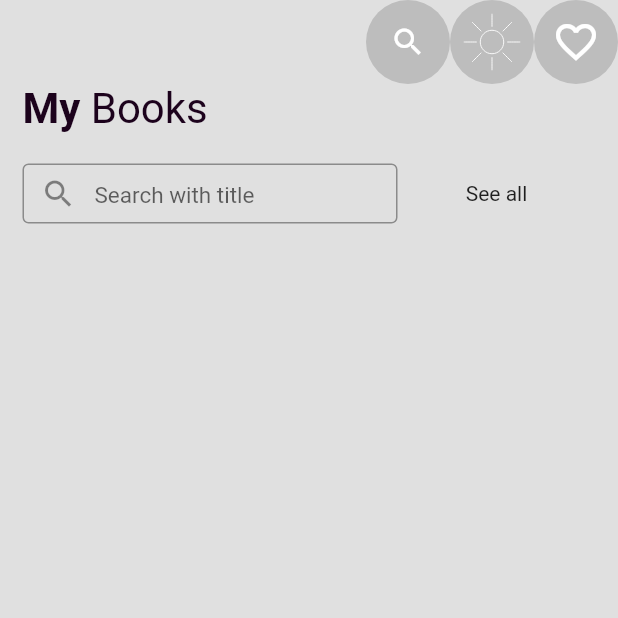
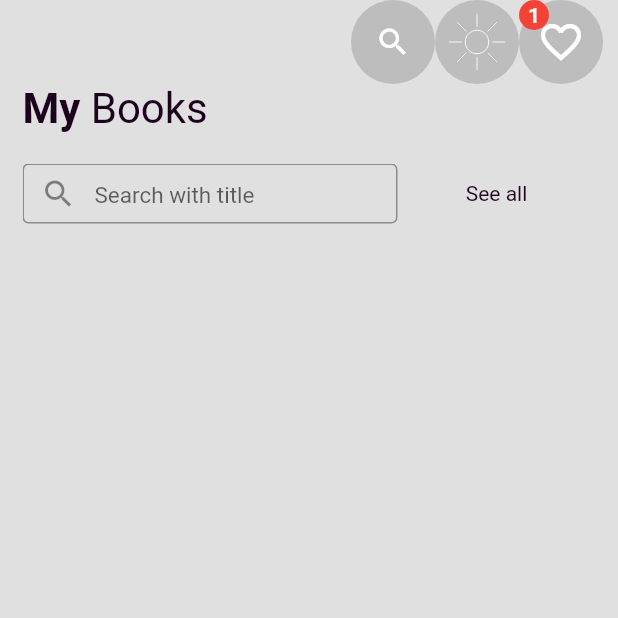
Before and after one commit to volkaankarakus/Destech-Study-Case, a Flutter app: the screen it shows after launch, after a tap on the "search" icon, on a phone screen of 412 x 824 dp, the top half of it. Run offline on Flutter 3.47's test engine with Material 2 defaults, Android fonts, the phone set to English and light mode, and no system bars; our stand-ins replace bloc, dio, equatable, flutter_bloc, google_fonts, like_button and 1 more; network calls fail.

Commit message:
theme change and add to fav issue
it doesn't give an error in Cubit functions for both cases. but when using these functions "this expression has a type of 'void' so its value can't be used." error

```diff
--- a/destech_study_case/lib/fakeapi_resource/view/home_view.dart
+++ b/destech_study_case/lib/fakeapi_resource/view/home_view.dart
@@ -1,6 +1,5 @@
 import 'package:destech_study_case/fakeapi_resource/view_model/cubit/fake_api_cubit.dart';
 import 'package:destech_study_case/fakeapi_resource/view_model/cubit/theme_cubit.dart';
-import 'package:destech_study_case/fakeapi_resource/view_model/home_view_model.dart';
 import 'package:destech_study_case/product/constant/duration_items.dart';
 import 'package:destech_study_case/product/constant/k_items.dart';
 import 'package:destech_study_case/product/constant/lottie_items.dart';
@@ -23,7 +22,7 @@ class HomeView extends StatefulWidget {
   State<HomeView> createState() => _HomeViewState();
 }
 
-class _HomeViewState extends HomeViewModel with TickerProviderStateMixin {
+class _HomeViewState extends State<HomeView> with TickerProviderStateMixin {
   late AnimationController controller;
   bool isLight = true;
 
@@ -42,19 +41,14 @@ class _HomeViewState extends HomeViewModel with TickerProviderStateMixin {
             appBar: AppBar(
               //title: ,
               actions: [
+                _searchButton(),
                 _wrapWithCircularContainer(
-                    IconButton(
-                    onPressed: () {
-                      //context.read<FakeApiCubit>().changeisClickedSearch();
-                    },
-                    icon: Icon(Icons.search)
-                )),
-                _wrapWithCircularContainer(InkWell(
+                  InkWell(
                     onTap: () async {
                       await controller.animateTo(isLight ? 0.5 : 1);
                       isLight = !isLight;
                       Future.microtask(() {
-                      context.read<ThemeCubit>().changeTheme();
+                        context.read<ThemeCubit>().toggleTheme();
                       });
                     },
                     child: Lottie.asset(
@@ -62,8 +56,13 @@ class _HomeViewState extends HomeViewModel with TickerProviderStateMixin {
                       repeat: false,
                       controller: controller,
                     ),
-                ),),
-                _wrapWithCircularContainer(IconButton(
+                  ),
+                ),
+                Stack(
+                  children: [
+                    Align(
+                      alignment: Alignment.topLeft,
+                      child: _wrapWithCircularContainer(IconButton(
                           onPressed: () {
                             Navigator.of(context)
                                 .pushNamed(AppRouterEnums.favoriteBook.withParaf);
@@ -72,25 +71,33 @@ class _HomeViewState extends HomeViewModel with TickerProviderStateMixin {
                             Icons.favorite_border,
                             size: 32,
                           )),),
+                    ),
+                    Align(
+                      alignment: Alignment.topRight,
+                      child: CircleAvatar(
+                        radius: 10,
+                        backgroundColor: Colors.red,
+                        child: Text('1',style: Theme.of(context)
+                            .textTheme
+                            .caption
+                            ?.copyWith(
+                            color: LightColor().amour,
+                            fontWeight: FontWeight.w700
+                            ),),
+                      ),
+                    )
+
                   ],
                 ),
-            body: BlocListener<FakeApiCubit, FakeApiState>(
-              listener: (context, state) {
-                final notificationSnackBar = SnackBar(
-                    duration: Duration(seconds: 1),
-                    backgroundColor: Colors.red,
-                    content:
-                        Text('isLiked : ' + state.isLiked.toString() + ''));
-                ScaffoldMessenger.of(context)
-                    .showSnackBar(notificationSnackBar);
-              },
-              child: SafeArea(
+              SizedBox(width: 10,)
+              ],
+            ),
+            body: SafeArea(
                 child: Padding(
                   padding: PaddingItems.horizontalNormal(),
                   child: Column(
                     children: [
-                      Row(
-                          children: [
+                      Row(children: [
                         Text('My',
                             style: Theme.of(context)
                                 .textTheme
@@ -100,14 +107,19 @@ class _HomeViewState extends HomeViewModel with TickerProviderStateMixin {
                                     fontWeight: FontWeight.w700)),
                         Text(
                           ' Books',
-                              style: Theme.of(context).textTheme.headline5?.copyWith(
+                          style:
+                              Theme.of(context).textTheme.headline5?.copyWith(
                                     color: LightColor().jacaranda,
                                   ),
                         ),
                       ]),
-                      SizedBox(height: 20,),
-                      SearchRowWidget(),
-                      SizedBox(height: 10,),
+                      SizedBox(
+                        height: 20,
+                      ),
+                      _animatedSearchWidget(state),
+                      SizedBox(
+                        height: 20,
+                      ),
                       Expanded(
                         child: bodyListViewBloc(),
                       ),
@@ -115,18 +127,35 @@ class _HomeViewState extends HomeViewModel with TickerProviderStateMixin {
                   ),
                 ),
               ),
-            ));
+            );
       },
     );
+  }
+
+  AnimatedCrossFade _animatedSearchWidget(FakeApiState state) {
+    return AnimatedCrossFade(
+      duration: DurationItems.durationSmall(),
+      crossFadeState: (state.isClickedSearchButton ?? false)
+          ? CrossFadeState.showSecond
+          : CrossFadeState.showFirst,
+      firstChild: Container(),
+      secondChild: SearchRowWidget(),
+    );
+  }
+
+  Widget _searchButton() {
+    return _wrapWithCircularContainer(IconButton(
+        onPressed: () {
+          context.read<FakeApiCubit>().changeClickedButton();
+        },
+        icon: Icon(Icons.search)));
   }
 
   Widget _wrapWithCircularContainer(Widget? widget) {
     return Container(
       padding: EdgeInsets.all(4),
-                decoration: BoxDecoration(
-                  color: Colors.grey[400],
-                  shape: BoxShape.circle
-                ),
+      decoration:
+          BoxDecoration(color: Colors.grey[400], shape: BoxShape.circle),
       child: widget,
     );
   }
@@ -142,6 +171,7 @@ class _HomeViewState extends HomeViewModel with TickerProviderStateMixin {
                 padding: PaddingItems.bottomNormal(),
                 child: InkWell(
                   onTap: () {
+                    //context.read<FakeApiCubit>().addToDetail(state.books.indexOf(element));
                     Navigator.of(context).pushNamed(
                       AppRouterEnums.detailBook.withParaf,
                     );
@@ -149,7 +179,13 @@ class _HomeViewState extends HomeViewModel with TickerProviderStateMixin {
                   child: Container(
                     height: 150,
                     decoration: BoxDecoration(
-                      color: LightColor().fuchsiaNebula,
+                      gradient: LinearGradient(
+                          begin: Alignment.topRight,
+                          end: Alignment.bottomLeft,
+                          colors: [
+                            LightColor().russianViolet,
+                            LightColor().vanishing
+                          ]),
                       borderRadius: BorderRadius.circular(16),
                     ),
                     child: BodyListCardWidget(
@@ -165,10 +201,6 @@ class _HomeViewState extends HomeViewModel with TickerProviderStateMixin {
     );
   }
 
-
-
-
-
   Widget _loadingCenterBloc() {
     return BlocSelector<FakeApiCubit, FakeApiState, bool>(
       selector: (state) {
--- a/destech_study_case/lib/fakeapi_resource/view/lottie_loading_view.dart
+++ b/destech_study_case/lib/fakeapi_resource/view/lottie_loading_view.dart
@@ -2,7 +2,6 @@ import 'package:destech_study_case/fakeapi_resource/view_model/cubit/fake_api_cu
 import 'package:destech_study_case/product/constant/duration_items.dart';
 import 'package:destech_study_case/product/constant/lottie_items.dart';
 import 'package:destech_study_case/product/router/app_router.dart';
-import 'package:destech_study_case/product/theme/theme_notifier.dart';
 import 'package:flutter/material.dart';
 import 'package:flutter_bloc/flutter_bloc.dart';
 import 'package:lottie/lottie.dart';
--- a/destech_study_case/lib/fakeapi_resource/view_model/cubit/fake_api_cubit.dart
+++ b/destech_study_case/lib/fakeapi_resource/view_model/cubit/fake_api_cubit.dart
@@ -13,6 +13,7 @@ class FakeApiCubit extends Cubit<FakeApiState> {
   final IFakeApiService fakeApiService;
   List<Data> books = [];
   List<Data> favBooks = [];
+  Data detailedBook  = Data();
 
   Future<void> fetch() async{
     changeLoading();
@@ -32,6 +33,15 @@ class FakeApiCubit extends Cubit<FakeApiState> {
     emit(state.copyWith(books: result));
   }
 
+  // void addToFavorite(index){
+  //   final result = favBooks.add(state.books![index] as Data) ;
+  //   emit(state.copyWith(favBooks: favBooks.add(state.books![index])));
+  // }
+
+  void changeClickedButton(){
+    emit(state.copyWith(isClickedSearchButton: !(state.isClickedSearchButton ?? false)));
+  }
+
   void changeLoading(){
     emit(state.copyWith(isLoading: !(state.isLoading ?? false)));
   }
--- a/destech_study_case/lib/fakeapi_resource/view_model/cubit/fake_api_state.dart
+++ b/destech_study_case/lib/fakeapi_resource/view_model/cubit/fake_api_state.dart
@@ -1,32 +1,38 @@
 part of 'fake_api_cubit.dart';
 
 class FakeApiState extends Equatable {
-  FakeApiState({this.books,this.isUpdated = false,this.isLoading,this.favBooks,this.isLiked});
+  FakeApiState({this.books,this.detailedBook,this.isClickedSearchButton,this.isUpdated = false,this.isLoading,this.favBooks,this.isLiked});
   final List<Data>? books;
   final List<Data>? favBooks;
+  final Data? detailedBook;
   final bool? isLiked;
   final bool? isLoading;
+  final bool? isClickedSearchButton;
   final bool isUpdated; // its for equatable solving in lists
 
 
   @override
-  List<Object?> get props => [books,isLoading,favBooks,isLiked,isUpdated]; // don't trigger the page unless these values change
+  List<Object?> get props => [books,detailedBook,isClickedSearchButton,isLoading,favBooks,isLiked,isUpdated]; // don't trigger the page unless these values change
 
 
   //copyWith to update
   FakeApiState copyWith({
     List<Data>? books,
+    Data? detailedBook,
     List<Data>? favBooks,
     bool? isLoading,
     bool? isLiked,
+    bool? isClickedSearchButton,
     bool? isUpdated,
   }){
     return FakeApiState(
       books :books ?? this.books,
+      detailedBook: detailedBook ?? this.detailedBook,
       favBooks: favBooks ?? this.favBooks,
       isLoading : isLoading ?? this.isLoading,
       isLiked: isLiked ?? false,
       isUpdated: isUpdated ?? this.isUpdated,
+      isClickedSearchButton: isClickedSearchButton ?? this.isClickedSearchButton
     );
   }
 }
--- a/destech_study_case/lib/fakeapi_resource/view_model/cubit/theme_cubit.dart
+++ b/destech_study_case/lib/fakeapi_resource/view_model/cubit/theme_cubit.dart
@@ -1,4 +1,6 @@
 import 'package:bloc/bloc.dart';
+import 'package:destech_study_case/product/theme/dark_theme.dart';
+import 'package:destech_study_case/product/theme/light_theme.dart';
 import 'package:equatable/equatable.dart';
 import 'package:flutter/material.dart';
 
@@ -7,13 +9,7 @@ part 'theme_state.dart';
 class ThemeCubit extends Cubit<ThemeState> {
   ThemeCubit() : super(ThemeState());
 
-  void changeTheme() {
+  void toggleTheme(){
     emit(state.copyWith(isLightTheme: !(state.isLightTheme ?? false)));
   }
-
-  ThemeData? curTheme() {
-      emit(state.copyWith(
-          currentTheme: !state.isLightTheme ? ThemeData.light() : ThemeData.dark()));
-
-  }
 }
--- a/destech_study_case/lib/fakeapi_resource/view_model/cubit/theme_state.dart
+++ b/destech_study_case/lib/fakeapi_resource/view_model/cubit/theme_state.dart
@@ -2,22 +2,19 @@ part of 'theme_cubit.dart';
 
 class ThemeState extends Equatable{
 
-  final ThemeData? currentTheme;
   final bool isLightTheme;
 
-   ThemeState({this.currentTheme,this.isLightTheme = false});
+   ThemeState({this.isLightTheme = false});
 
   @override
-  List<Object?> get props => [currentTheme,isLightTheme];
+  List<Object?> get props => [isLightTheme];
 
-
+  ThemeData? get currentTheme => !isLightTheme ? LightTheme().theme : DarkTheme().theme;
 
   ThemeState copyWith({
-  ThemeData? currentTheme,
   bool? isLightTheme
 }){
     return ThemeState(
-      currentTheme : currentTheme ?? this.currentTheme,
       isLightTheme : isLightTheme ?? this.isLightTheme
     );
   }
--- a/destech_study_case/lib/fakeapi_resource/view_model/home_view_model.dart
+++ /dev/null
@@ -1,36 +0,0 @@
-//////////////////////////////////////////////////////////////
-// *** THIS SCRIPT IS USELESS AFTER ADDING CUBITS ************
-//////////////////////////////////////////////////////////////
-
-import 'package:destech_study_case/fakeapi_resource/model/book_model.dart';
-import 'package:destech_study_case/fakeapi_resource/view/home_view.dart';
-import 'package:destech_study_case/product/service/fakeapi_service.dart';
-import 'package:destech_study_case/product/service/project_network_manager.dart';
-import 'package:flutter/material.dart';
-
-//https://fakerapi.it/api/v1/books?_quantity=100
-abstract class HomeViewModel extends State<HomeView> {
-  late final IFakeApiService fakeApiService;
-  bool isLoading = false;
-  List<Data> books = [];
-
-  @override
-  void initState() {
-    super.initState();
-    fakeApiService = FakeApiService(ProjectNetworkManager.manager.service);
-    _fetch();
-  }
-
-  void changeLoading(){
-    setState((){
-      isLoading = !isLoading;
-    });
-  }
-
-  Future<void> _fetch() async{
-    changeLoading();
-    books = (await fakeApiService.fetchBookItem())?.data ?? [];
-    changeLoading();
-  }
-
-}
--- a/destech_study_case/lib/main.dart
+++ b/destech_study_case/lib/main.dart
@@ -6,6 +6,7 @@ import 'package:flutter/material.dart';
 import 'package:destech_study_case/product/router/app_router.dart';
 import 'package:flutter_bloc/flutter_bloc.dart';
 
+
 void main() {
   runApp(
     MultiBlocProvider(
@@ -13,7 +14,7 @@ void main() {
           BlocProvider<FakeApiCubit>(
               create: (context) => AppRouter().fakeApiCubit),
           BlocProvider<ThemeCubit>(
-                create: (context) => ThemeCubit())
+              create: (_) => ThemeCubit())
         ],
         child: MyApp()),
   );
@@ -31,10 +32,10 @@ class _MyAppState extends State<MyApp> {
   Widget build(BuildContext context) {
     return MaterialApp(
           debugShowCheckedModeBanner: false,
-        //theme: context.read<ThemeCubit>().curTheme(),
           theme: LightTheme().theme,
-        onUnknownRoute : (settings){
-          return MaterialPageRoute(builder: (context){
+          //theme: context.read<ThemeCubit>().toggleTheme(),
+          onUnknownRoute: (settings) {
+            return MaterialPageRoute(builder: (context) {
               return LottieLoadingView();
             });
           },
@@ -42,6 +43,7 @@ class _MyAppState extends State<MyApp> {
           // Generate routes were used instead of global access.
           //    (in terms of the development of the pages)
         );
+
   }
 
   @override
--- a/destech_study_case/lib/product/constant/duration_items.dart
+++ b/destech_study_case/lib/product/constant/duration_items.dart
@@ -1,4 +1,5 @@
 class DurationItems extends Duration{
+  DurationItems.durationSmall() : super(microseconds: 500);
   DurationItems.durationNormal() : super(seconds: 1);
   DurationItems.durationHigh() : super(seconds: 2);
   DurationItems.durationXHigh() : super(seconds: 5);
--- a/destech_study_case/lib/product/router/app_router.dart
+++ b/destech_study_case/lib/product/router/app_router.dart
@@ -28,7 +28,7 @@ class AppRouter {
             BlocProvider.value(
                 value: fakeApiCubit,),
             BlocProvider<ThemeCubit>(
-                create: (context) => ThemeCubit())
+                create: (_) => ThemeCubit())
           ],
           child: child,
           ),
--- a/destech_study_case/lib/product/theme/light_theme.dart
+++ b/destech_study_case/lib/product/theme/light_theme.dart
@@ -61,5 +61,6 @@ class LightColor {
   final Color amour = const Color(0xFFFEFBFE);
   final Color blueMenia = const Color.fromARGB(95, 188, 248, 1);
   final Color spandexGreen = const Color(0xFF32c43f);
-  final Color fuchsiaNebula = const Color(0xFF7724a3);
+  final Color russianViolet = const Color(0xFF38164b);
+  final Color vanishing = const Color(0xFF36094e);
 }
--- a/destech_study_case/lib/product/theme/theme_notifier.dart
+++ /dev/null
@@ -1,12 +0,0 @@
-import 'package:flutter/material.dart';
-
-class ThemeNotifier extends ChangeNotifier{
-  bool isLightTheme = false;
-
-  void changeTheme(){
-    isLightTheme = !isLightTheme;
-    notifyListeners();
-  }
-
-  ThemeData get currentTheme => !isLightTheme ? ThemeData.light() : ThemeData.dark();
-}
--- a/destech_study_case/lib/product/widget/body_list_card_widget.dart
+++ b/destech_study_case/lib/product/widget/body_list_card_widget.dart
@@ -2,6 +2,7 @@ import 'package:destech_study_case/fakeapi_resource/model/book_model.dart';
 import 'package:destech_study_case/fakeapi_resource/view_model/cubit/fake_api_cubit.dart';
 import 'package:destech_study_case/product/constant/duration_items.dart';
 import 'package:destech_study_case/product/router/app_router.dart';
+import 'package:destech_study_case/product/theme/light_theme.dart';
 import 'package:flutter/material.dart';
 import 'package:flutter_bloc/flutter_bloc.dart';
 import '../utility/utility_network_image.dart';
@@ -28,7 +29,10 @@ class _BodyListCardWidgetState extends State<BodyListCardWidget> {
       leading: Container(
           width: 40,
           height: 80,
-          child: UtilityNetworkImage.network(src: widget.model?.image)),
+          child: CircleAvatar(
+            backgroundColor: LightColor().amour,
+            radius: 100,
+              child: UtilityNetworkImage.network(src: widget.model?.image))),
       title: Column(
           crossAxisAlignment: CrossAxisAlignment.start,
           children: [
--- a/destech_study_case/lib/product/widget/search_row_widget.dart
+++ b/destech_study_case/lib/product/widget/search_row_widget.dart
@@ -1,4 +1,5 @@
 import 'package:destech_study_case/fakeapi_resource/view_model/cubit/fake_api_cubit.dart';
+import 'package:destech_study_case/product/theme/light_theme.dart';
 import 'package:flutter/material.dart';
 import 'package:flutter_bloc/flutter_bloc.dart';
 
@@ -35,7 +36,12 @@ class _SearchRowWidgetState extends State<SearchRowWidget> {
             ),
             InkWell(onTap: () {
               context.read<FakeApiCubit>().getAll();
-            }, child: Text('See all')),
+              context.read<FakeApiCubit>().changeClickedButton();
+            }, child: Text('See all',style: Theme.of(context)
+                .textTheme
+                .caption
+                ?.copyWith(
+                color: LightColor().jacaranda))),
             SizedBox.shrink()
           ],
         );
```
Also changed, not shown: destech_study_case/assets/lottie/lottie_loading_book.json (+1 -1 lines). Lines whose indentation alone changed are shown as unchanged.
